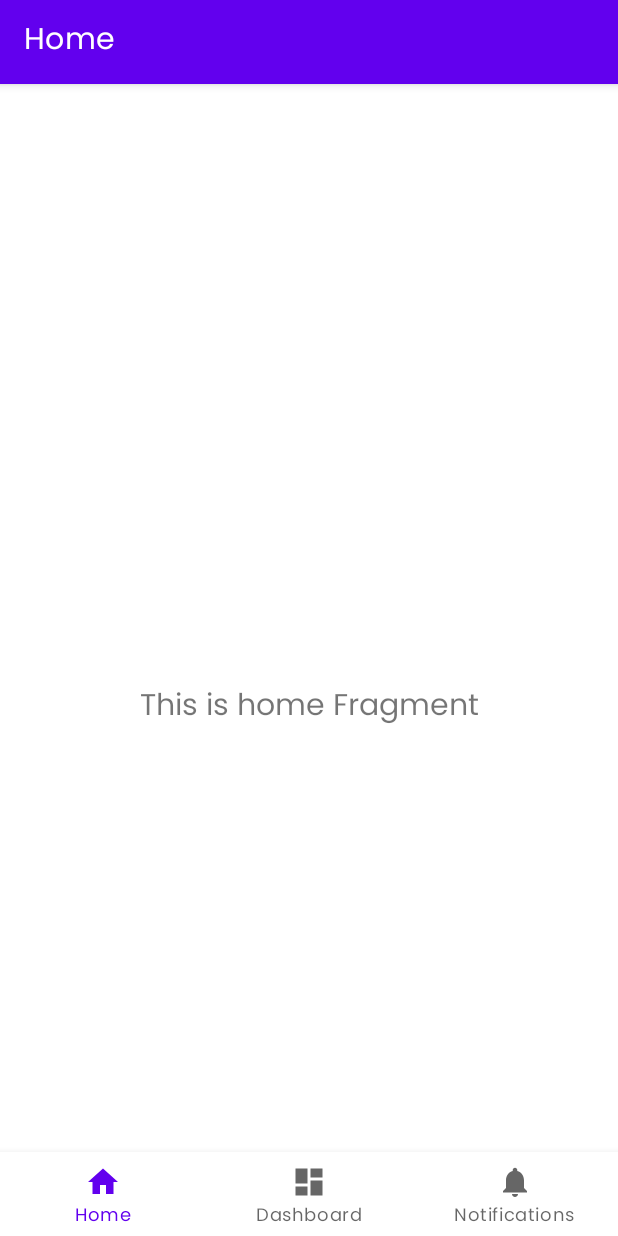
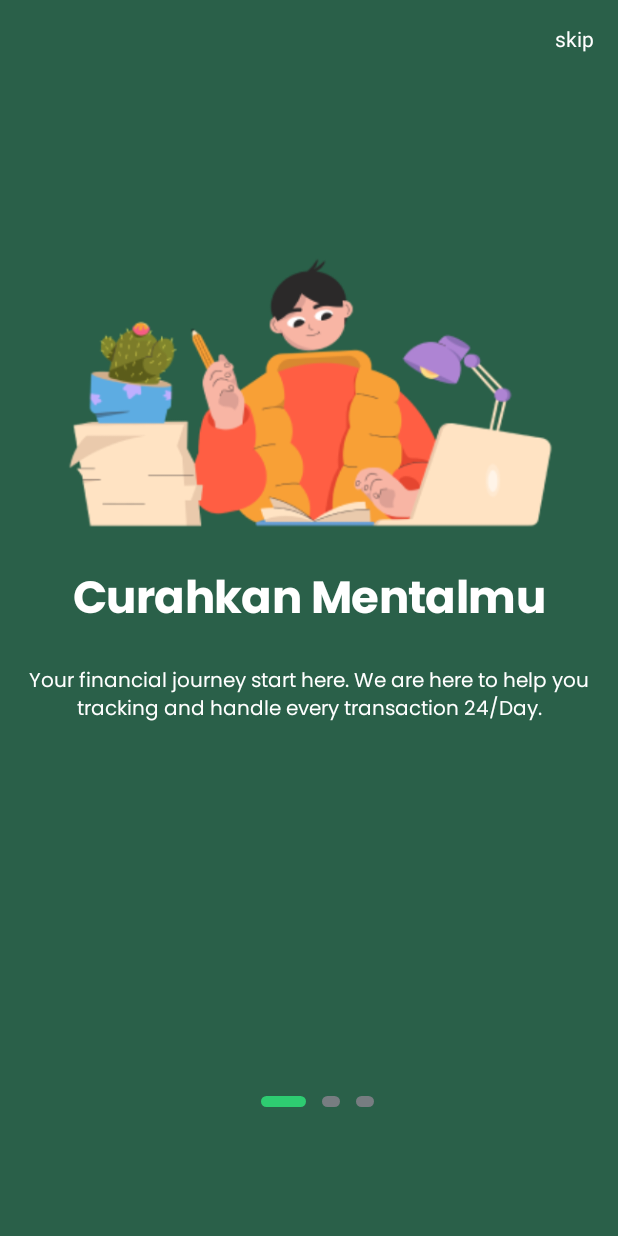
Before and after one commit to blitzkz23/capstone-sib-curahan-mental-csd-062, an Android app: the screen it shows after launch (MainActivity before the commit, OnboardActivity after it), on a phone screen of 412 x 824 dp. Run offline under Robolectric (Android 15) with nearby library versions, the phone set to English and light mode, and no system bars.

Commit message:
[#2] add onboarding screen

```diff
--- a/app/src/main/AndroidManifest.xml
+++ b/app/src/main/AndroidManifest.xml
@@ -9,6 +9,10 @@
         android:roundIcon="@mipmap/ic_launcher_round"
         android:supportsRtl="true"
         android:theme="@style/Theme.CurahanMental">
+        <activity
+            android:name=".ui.welcome.onboarding.OnboardActivity"
+            android:exported="true"
+            android:theme="@style/Theme.MaterialComponents.DayNight.NoActionBar"/>
         <activity
             android:name=".ui.auth.RegisterActivity"
             android:exported="false" />
--- a/app/src/main/java/com/app/curahanmental/ui/welcome/SplashActivity.kt
+++ b/app/src/main/java/com/app/curahanmental/ui/welcome/SplashActivity.kt
@@ -6,6 +6,7 @@ import android.os.Bundle
 import com.app.curahanmental.MainActivity
 import com.app.curahanmental.R
 import com.app.curahanmental.databinding.ActivitySplashBinding
+import com.app.curahanmental.ui.welcome.onboarding.OnboardActivity
 import kotlinx.coroutines.*
 
 class SplashActivity : AppCompatActivity() {
@@ -20,7 +21,7 @@ class SplashActivity : AppCompatActivity() {
 		CoroutineScope(Dispatchers.Default).launch {
 			delay(1500)
 			withContext(Dispatchers.Main) {
-				val intent = Intent(this@SplashActivity , MainActivity::class.java)
+				val intent = Intent(this@SplashActivity , OnboardActivity::class.java)
 				startActivity(intent)
 				finish()
 			}
--- /dev/null
+++ b/app/src/main/java/com/app/curahanmental/ui/welcome/onboarding/OnboardActivity.kt
@@ -0,0 +1,119 @@
+package com.app.curahanmental.ui.welcome.onboarding
+
+import android.annotation.SuppressLint
+import android.content.Intent
+import androidx.appcompat.app.AppCompatActivity
+import android.os.Bundle
+import android.view.View.GONE
+import android.view.View.VISIBLE
+import android.widget.ImageView
+import android.widget.LinearLayout
+import androidx.viewpager2.widget.ViewPager2
+import com.app.curahanmental.MainActivity
+import com.app.curahanmental.R
+import com.app.curahanmental.databinding.ActivityOnboardBinding
+import android.view.ViewGroup.LayoutParams.WRAP_CONTENT
+import androidx.core.content.ContextCompat
+
+
+class OnboardActivity : AppCompatActivity() {
+    private lateinit var binding  : ActivityOnboardBinding
+    private lateinit var onboardAdapter: OnboardAdapter
+    private lateinit var onboardDots: LinearLayout
+
+    override fun onCreate(savedInstanceState: Bundle?) {
+        super.onCreate(savedInstanceState)
+        binding = ActivityOnboardBinding.inflate(layoutInflater)
+        setContentView(binding.root)
+        showButton(false)
+        setOnboard()
+        setInitialOnboardDots()
+        setCurrentOnboardDots(0)
+
+    }
+
+    override fun onResume() {
+        super.onResume()
+        //TODO: set sharedPreferences to save user state
+    }
+
+    @SuppressLint("UseCompatLoadingForDrawables")
+    private fun setOnboard() {
+        onboardAdapter = OnboardAdapter(
+            listOf(
+                OnboardModel(
+                    getDrawable(R.drawable.curahan_onboarding1),
+                    getString(R.string.header_onboarding1),
+                    getString(R.string.overview_onboarding1)
+                ),
+                OnboardModel(
+                    getDrawable(R.drawable.curahan_onboarding2),
+                    getString(R.string.header_onboarding1),
+                    getString(R.string.overview_onboarding1)
+                ),
+                OnboardModel(
+                    getDrawable(R.drawable.curahan_onboarding3),
+                    getString(R.string.header_onboarding1),
+                    getString(R.string.overview_onboarding1)
+                ),
+            )
+        )
+        val viewPager = binding.onboardViewPager
+        viewPager.adapter = onboardAdapter
+        viewPager.registerOnPageChangeCallback(object : ViewPager2.OnPageChangeCallback() {
+            override fun onPageSelected(position: Int) {
+                super.onPageSelected(position)
+                setCurrentOnboardDots(position)
+            }
+        })
+        binding.onboardTvSkip.setOnClickListener {
+            val intent = Intent(this@OnboardActivity, MainActivity::class.java)
+            startActivity(intent)
+            finish()
+        }
+        binding.onboardBtnStart.setOnClickListener{
+            val intent = Intent(this@OnboardActivity, MainActivity::class.java)
+            startActivity(intent)
+            finish()
+        }
+
+    }
+
+    private fun setInitialOnboardDots(){
+        onboardDots = binding.onboardDots
+        val identifier = arrayOfNulls<ImageView>(onboardAdapter.itemCount)
+        val layoutParameter: LinearLayout.LayoutParams = LinearLayout.LayoutParams(WRAP_CONTENT, WRAP_CONTENT)
+        layoutParameter.setMargins(16, 0, 0, 0)
+
+        for(i in identifier.indices){
+            identifier[i] = ImageView(applicationContext)
+            identifier[i]?.let {
+                it.setImageDrawable(ContextCompat.getDrawable(applicationContext, R.drawable.onboard_dots_inactive))
+                it.layoutParams = layoutParameter
+                onboardDots.addView(it)
+            }
+        }
+    }
+
+     fun setCurrentOnboardDots(position: Int){
+        val counts = onboardDots.childCount
+        for (i in 0 until counts){
+            val imageView = onboardDots.getChildAt(i) as ImageView
+            if(i == position && i != 2){
+                imageView.setImageDrawable(ContextCompat.getDrawable(applicationContext, R.drawable.onboard_dots_active))
+                showButton(false)
+            }else if(i == position && i == 2){
+                imageView.setImageDrawable(ContextCompat.getDrawable(applicationContext, R.drawable.onboard_dots_active))
+                showButton(true)
+            }
+            else{
+                imageView.setImageDrawable(ContextCompat.getDrawable(applicationContext, R.drawable.onboard_dots_inactive))
+            }
+        }
+    }
+
+    private fun showButton(state: Boolean){
+        binding.onboardBtnStart.visibility = if (state) VISIBLE else GONE
+    }
+
+}
--- /dev/null
+++ b/app/src/main/java/com/app/curahanmental/ui/welcome/onboarding/OnboardAdapter.kt
@@ -0,0 +1,35 @@
+package com.app.curahanmental.ui.welcome.onboarding
+
+import android.view.LayoutInflater
+import android.view.ViewGroup
+import androidx.recyclerview.widget.RecyclerView
+import com.app.curahanmental.databinding.SlidesOnboardBinding
+import com.bumptech.glide.Glide
+
+class OnboardAdapter(private var onboardModel: List<OnboardModel>): RecyclerView.Adapter<OnboardAdapter.OnboardViewHolder>() {
+    override fun onCreateViewHolder(
+        parent: ViewGroup,
+        viewType: Int
+    ): OnboardAdapter.OnboardViewHolder {
+       return OnboardViewHolder(SlidesOnboardBinding.inflate(LayoutInflater.from(parent.context), parent, false))
+    }
+
+    override fun onBindViewHolder(holder: OnboardAdapter.OnboardViewHolder, position: Int) {
+        holder.bind(onboardModel[position])
+    }
+
+    override fun getItemCount(): Int = onboardModel.size
+
+    inner class OnboardViewHolder(private var binding: SlidesOnboardBinding): RecyclerView.ViewHolder(binding.root){
+        fun bind(onboardModel: OnboardModel){
+            binding.apply {
+                Glide.with(itemView.context)
+                    .load(onboardModel.image)
+                    .into(onboardImage)
+
+                onboardTextHeader.text = onboardModel.header
+                onboardTextOverview.text = onboardModel.overview
+            }
+        }
+    }
+}
--- /dev/null
+++ b/app/src/main/java/com/app/curahanmental/ui/welcome/onboarding/OnboardModel.kt
@@ -0,0 +1,10 @@
+package com.app.curahanmental.ui.welcome.onboarding
+
+import android.graphics.drawable.Drawable
+
+
+data class OnboardModel(
+    val image: Drawable?,
+    val header: String?,
+    val overview: String?
+)
--- /dev/null
+++ b/app/src/main/res/drawable/onboard_dots_active.xml
@@ -0,0 +1,9 @@
+<?xml version="1.0" encoding="utf-8"?>
+<shape xmlns:android="http://schemas.android.com/apk/res/android"
+    android:shape="rectangle">
+    <solid android:color="@color/curahan_light_green" />
+    <size
+        android:width="30dp"
+        android:height="7dp" />
+    <corners android:radius="5dp" />
+</shape>
--- /dev/null
+++ b/app/src/main/res/drawable/onboard_dots_inactive.xml
@@ -0,0 +1,10 @@
+<?xml version="1.0" encoding="utf-8"?>
+<shape xmlns:android="http://schemas.android.com/apk/res/android"
+    android:shape="rectangle">
+    <solid android:color="@color/grey_700" />
+    <size
+        android:width="12dp"
+        android:height="7dp" />
+    <corners android:radius="5dp" />
+
+</shape>
--- /dev/null
+++ b/app/src/main/res/layout/activity_onboard.xml
@@ -0,0 +1,70 @@
+<?xml version="1.0" encoding="utf-8"?>
+<androidx.constraintlayout.widget.ConstraintLayout xmlns:android="http://schemas.android.com/apk/res/android"
+    xmlns:app="http://schemas.android.com/apk/res-auto"
+    xmlns:tools="http://schemas.android.com/tools"
+    android:layout_width="match_parent"
+    android:layout_height="match_parent"
+    tools:context=".ui.welcome.onboarding.OnboardActivity"
+    android:background="@color/curahan_dark_green">
+
+    <androidx.constraintlayout.widget.ConstraintLayout
+        android:id="@+id/onboard_constraint_all"
+        android:layout_width="match_parent"
+        android:layout_height="180dp"
+        android:padding="16dp"
+        app:layout_constraintBottom_toBottomOf="parent"
+        app:layout_constraintEnd_toEndOf="parent"
+        app:layout_constraintStart_toStartOf="parent">
+
+        <com.google.android.material.button.MaterialButton
+            android:id="@+id/onboard_btn_start"
+            android:layout_width="315dp"
+            android:layout_height="55dp"
+            android:text="@string/onboarding_start"
+            android:textAllCaps="false"
+            android:textColor="@color/white"
+            android:backgroundTint="@color/curahan_light_green"
+            app:cornerRadius="8dp"
+            app:layout_constraintEnd_toEndOf="parent"
+            app:layout_constraintStart_toStartOf="parent"
+            app:layout_constraintTop_toTopOf="parent"
+            android:visibility="gone"/>
+
+        <LinearLayout
+            android:id="@+id/onboard_dots"
+            android:layout_width="wrap_content"
+            android:layout_height="wrap_content"
+            android:orientation="horizontal"
+            app:layout_constraintBottom_toBottomOf="parent"
+            app:layout_constraintEnd_toEndOf="parent"
+            app:layout_constraintStart_toStartOf="parent"
+            app:layout_constraintTop_toBottomOf="@+id/onboard_btn_start" />
+
+    </androidx.constraintlayout.widget.ConstraintLayout>
+
+    <TextView
+        android:id="@+id/onboard_tv_skip"
+        android:layout_width="wrap_content"
+        android:layout_height="wrap_content"
+        android:layout_marginTop="@dimen/activity_horizontal_margin"
+        android:layout_marginEnd="@dimen/activity_vertical_margin"
+        android:text="@string/skip_onboarding"
+        android:textColor="@color/white"
+        app:layout_constraintEnd_toEndOf="parent"
+        app:layout_constraintTop_toTopOf="parent" />
+
+    <androidx.viewpager2.widget.ViewPager2
+        android:id="@+id/onboard_view_pager"
+        android:layout_width="match_parent"
+        android:layout_height="wrap_content"
+        app:layout_constraintBottom_toTopOf="@+id/onboard_constraint_all"
+        app:layout_constraintEnd_toEndOf="parent"
+        app:layout_constraintStart_toStartOf="parent"
+        app:layout_constraintTop_toTopOf="parent">
+
+    </androidx.viewpager2.widget.ViewPager2>
+
+
+
+
+</androidx.constraintlayout.widget.ConstraintLayout>
--- /dev/null
+++ b/app/src/main/res/layout/slides_onboard.xml
@@ -0,0 +1,40 @@
+<?xml version="1.0" encoding="utf-8"?>
+<androidx.constraintlayout.widget.ConstraintLayout xmlns:android="http://schemas.android.com/apk/res/android"
+    xmlns:app="http://schemas.android.com/apk/res-auto"
+    xmlns:tools="http://schemas.android.com/tools"
+    android:layout_width="match_parent"
+    android:layout_height="match_parent"
+    android:padding="16dp"
+    android:background="@color/curahan_dark_green">
+
+    <ImageView
+        android:id="@+id/onboard_image"
+        android:layout_width="match_parent"
+        android:layout_height="200dp"
+        app:layout_constraintEnd_toEndOf="parent"
+        app:layout_constraintStart_toStartOf="parent"
+        app:layout_constraintTop_toTopOf="parent"
+        tools:src="@drawable/curahan_onboarding1"/>
+
+    <TextView
+        android:id="@+id/onboard_text_header"
+        style="@style/Text.Header1"
+        android:layout_marginTop="@dimen/activity_horizontal_margin"
+        app:layout_constraintEnd_toEndOf="parent"
+        app:layout_constraintStart_toStartOf="parent"
+        app:layout_constraintTop_toBottomOf="@id/onboard_image"
+        android:text="@string/header_onboarding1"
+        android:textColor="@color/white"/>
+
+    <TextView
+        android:id="@+id/onboard_text_overview"
+        style="@style/Text.Paragraph"
+        android:layout_marginTop="@dimen/activity_horizontal_margin"
+        app:layout_constraintEnd_toEndOf="parent"
+        app:layout_constraintStart_toStartOf="parent"
+        app:layout_constraintTop_toBottomOf="@id/onboard_text_header"
+        android:text="@string/overview_onboarding1"
+        android:gravity="center"
+        android:textColor="@color/white"/>
+
+</androidx.constraintlayout.widget.ConstraintLayout>
--- a/app/src/main/res/values/colors.xml
+++ b/app/src/main/res/values/colors.xml
@@ -8,6 +8,8 @@
     <color name="black">#FF000000</color>
     <color name="white">#FFFFFFFF</color>
 
+    <color name="grey_200">#EBEAE7</color>
+    <color name="grey_700">#777D81</color>
     <color name="curahan_dark_green">#FF2A6049</color>
     <color name="curahan_light_green">#2ECC71</color>
 </resources>
--- a/app/src/main/res/values/strings.xml
+++ b/app/src/main/res/values/strings.xml
@@ -4,4 +4,8 @@
     <string name="title_dashboard">Dashboard</string>
     <string name="title_notifications">Notifications</string>
     <string name="logo_name">Curahan Mental Logo</string>
+    <string name="skip_onboarding">skip</string>
+    <string name="header_onboarding1">Curahkan Mentalmu</string>
+    <string name="overview_onboarding1">Your financial journey start here. We are here to help you tracking and handle every transaction 24/Day.</string>
+    <string name="onboarding_start">Lets Get Started</string>
 </resources>
--- a/app/src/main/res/values/themes.xml
+++ b/app/src/main/res/values/themes.xml
@@ -48,4 +48,10 @@
         <item name="fontFamily">@font/poppins_regular</item>
     </style>
 
+    <!-- Button Style -->
+    <style name="Button.LightGreen" parent="ThemeOverlay.AppCompat">
+        <item name="colorAccent">@color/curahan_light_green</item>
+        <item name="fontFamily">@font/poppins_semibold</item>
+    </style>
+
 </resources>
```
